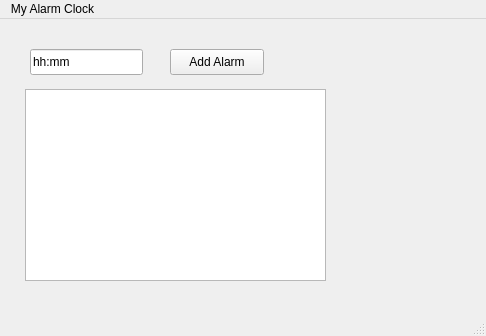
seulusoy/alarmClock, file mainwindow.ui: the form before one commit.
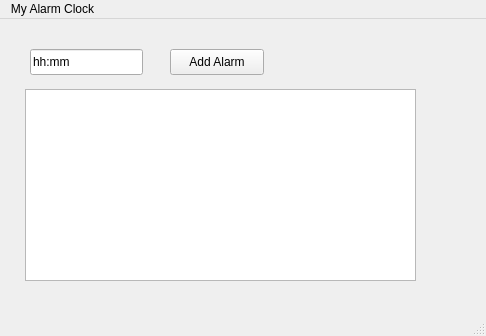
The form after the commit. Custom widgets are drawn as their Qt base class.

Diff of the .ui file:
```diff
--- a/mainwindow.ui
+++ b/mainwindow.ui
@@ -32,7 +32,7 @@
      <rect>
       <x>25</x>
       <y>70</y>
-      <width>301</width>
+      <width>391</width>
       <height>192</height>
      </rect>
     </property>
```
